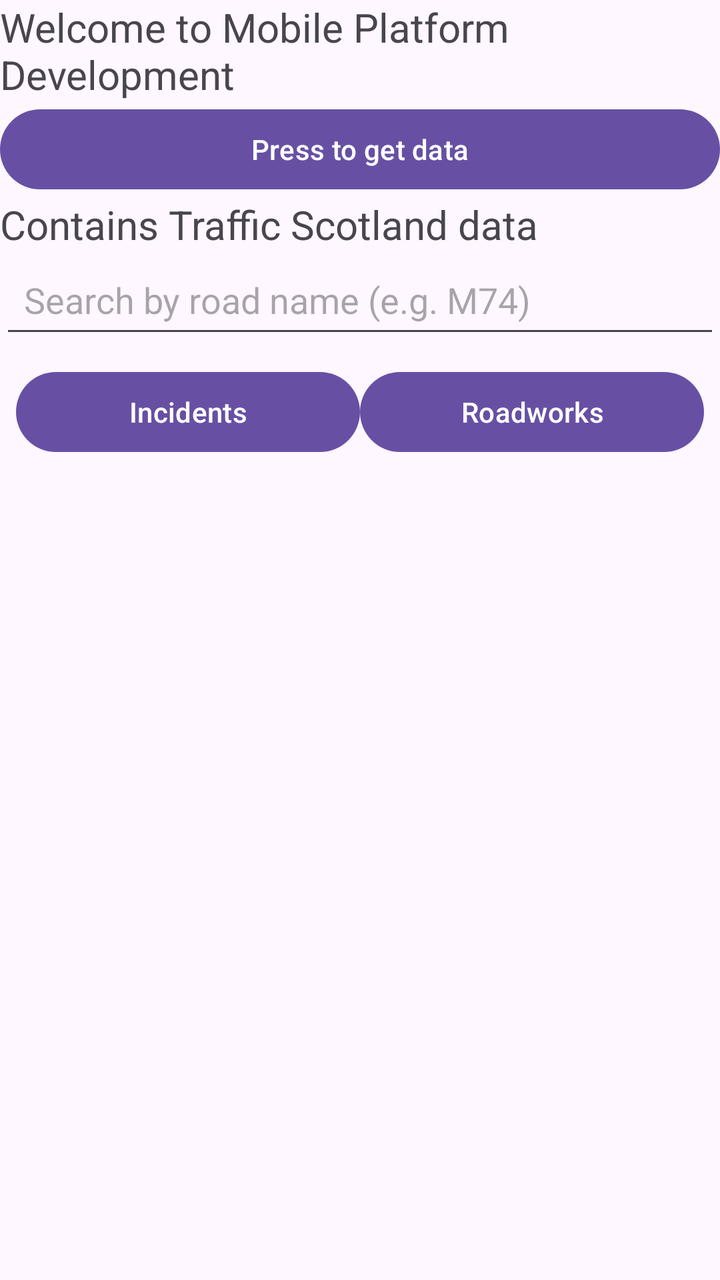
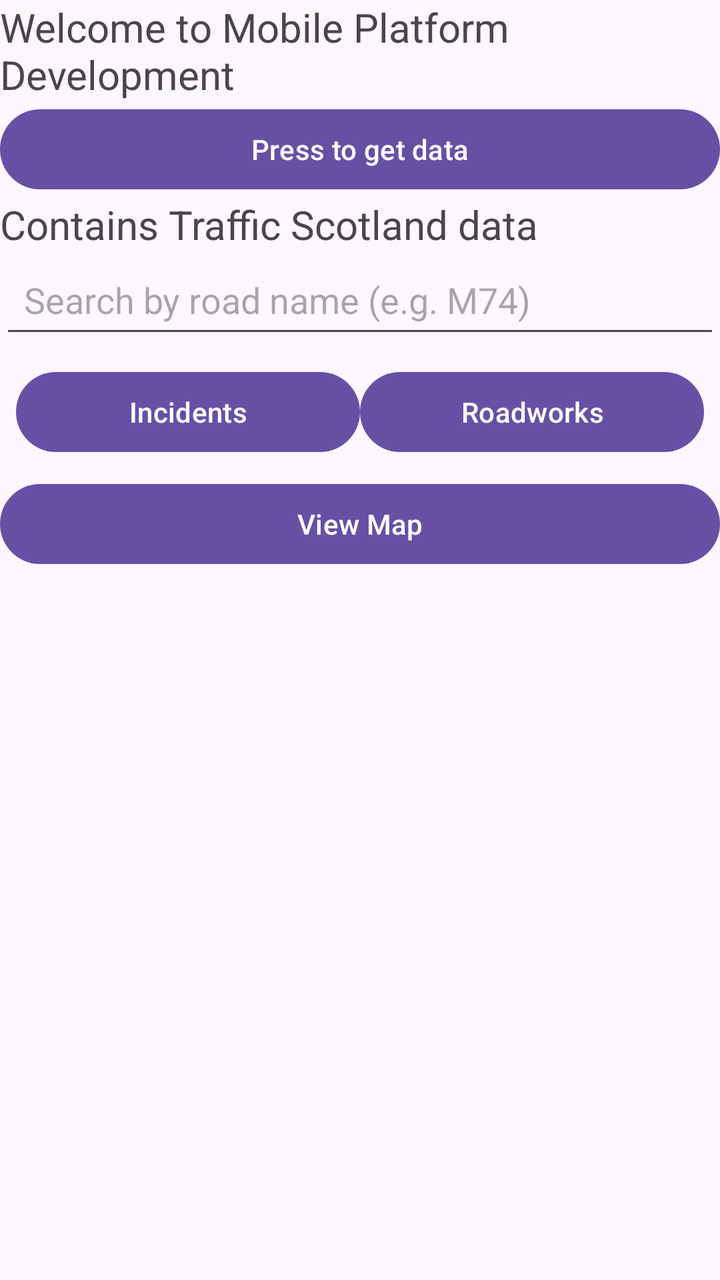

The first picture is an Android layout as it rendered before a commit; the second is the same layout after the commit. The layout source and the unified diff follow.
<!-- AndroidManifest.xml: application theme Base.Theme.CW1TrafficApplication -->
<!-- res/layout/activity_main.xml -->
<?xml version="1.0" encoding="utf-8"?>
<LinearLayout xmlns:android="http://schemas.android.com/apk/res/android"
    android:id="@+id/main"
    android:layout_width="match_parent"
    android:layout_height="match_parent"
    android:orientation="vertical">

    <TextView
        android:id="@+id/salutation"
        android:layout_width="match_parent"
        android:layout_height="wrap_content"
        android:textSize="20sp"
        android:text="Welcome to Mobile Platform Development" />

    <Button
        android:id="@+id/startButton"
        android:layout_width="match_parent"
        android:layout_height="wrap_content"
        android:text="Press to get data" />

    <TextView
        android:id="@+id/acknowledgement"
        android:layout_width="match_parent"
        android:layout_height="wrap_content"
        android:textSize="20sp"
        android:text="Contains Traffic Scotland data" />

    <EditText
        android:id="@+id/roadSearch"
        android:layout_width="match_parent"
        android:layout_height="wrap_content"
        android:hint="Search by road name (e.g. M74)"
        android:inputType="text"
        android:padding="12dp" />

    <LinearLayout
        android:id="@+id/categorySelector"
        android:layout_width="match_parent"
        android:layout_height="wrap_content"
        android:orientation="horizontal"
        android:padding="8dp">

        <Button
            android:id="@+id/incidentsButton"
            android:layout_width="0dp"
            android:layout_height="wrap_content"
            android:layout_weight="1"
            android:text="Incidents" />

        <Button
            android:id="@+id/roadworksButton"
            android:layout_width="0dp"
            android:layout_height="wrap_content"
            android:layout_weight="1"
            android:text="Roadworks" />

    </LinearLayout>

    <ProgressBar
        android:id="@+id/loadingProgress"
        android:layout_width="wrap_content"
        android:layout_height="wrap_content"
        android:visibility="gone"
        android:layout_gravity="center"
        android:indeterminate="true" />

    <TextView
        android:id="@+id/errorMessage"
        android:layout_width="match_parent"
        android:layout_height="wrap_content"
        android:text=""
        android:textColor="#D32F2F"
        android:gravity="center"
        android:padding="12dp"
        android:visibility="gone" />

    <androidx.recyclerview.widget.RecyclerView
        android:id="@+id/trafficRecyclerView"
        android:layout_width="match_parent"
        android:layout_height="0dp"
        android:layout_weight="1" />

</LinearLayout>
<!-- resources referenced by this layout -->
<resources>
  <style name="Base.Theme.CW1TrafficApplication" parent="Theme.Material3.DayNight.NoActionBar">
          
          
      </style>
</resources>

<!-- the commit's change to res/layout/activity_main.xml (unified diff, before → after) -->
@@ -56,6 +56,12 @@
 
     </LinearLayout>
 
+    <Button
+        android:id="@+id/mapButton"
+        android:layout_width="match_parent"
+        android:layout_height="wrap_content"
+        android:text="View Map" />
+
     <ProgressBar
         android:id="@+id/loadingProgress"
         android:layout_width="wrap_content"
